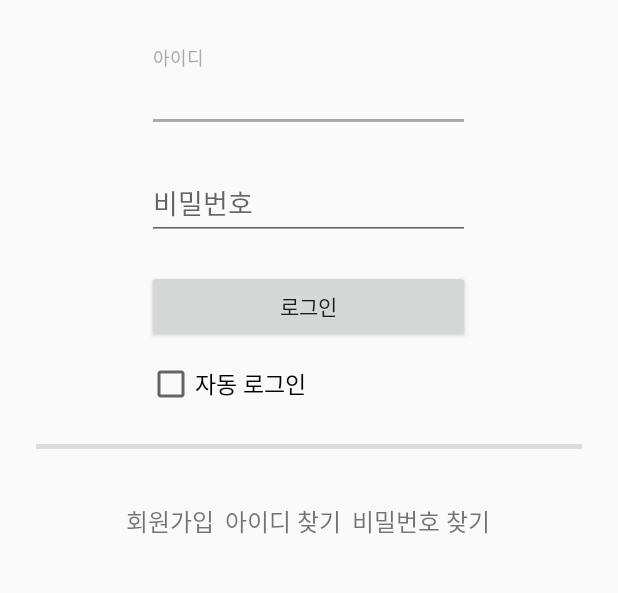
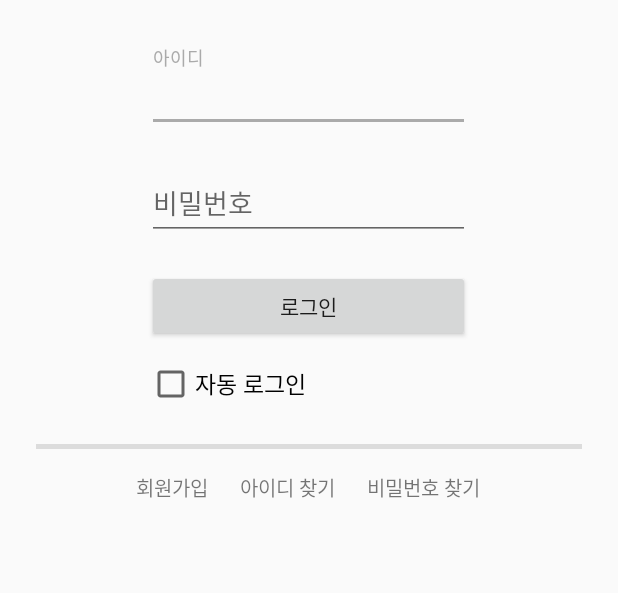
Before and after one commit to MeteorSis/Omni-Stadium--Android, an Android app: the screen it shows after launch (MainActivity), on a phone screen of 412 x 824 dp, the part 350-943 px from its top. Run offline under Robolectric (Android 15) with nearby library versions, the phone set to English and light mode, and no system bars.

Commit message:
dp change

```diff
--- a/app/src/main/res/layout/activity_main.xml
+++ b/app/src/main/res/layout/activity_main.xml
@@ -77,7 +77,7 @@
             android:orientation="horizontal"
             android:layout_width="250dp"
             android:layout_height="wrap_content"
-            android:layout_marginTop="36dp"
+            android:layout_marginTop="15dp"
             android:layout_gravity="center_horizontal"
             android:baselineAligned="true">
 
@@ -89,7 +89,7 @@
                 android:layout_marginBottom="12dp"
                 android:gravity="center_horizontal"
                 android:text="회원가입"
-                android:textSize="16dip"/>
+                android:textSize="13dip"/>
 
             <TextView
                 android:id="@+id/tvSearchId"
@@ -99,7 +99,7 @@
                 android:layout_marginBottom="12dp"
                 android:gravity="center_horizontal"
                 android:text="아이디 찾기"
-                android:textSize="16dip"/>
+                android:textSize="13dip"/>
 
             <TextView
                 android:id="@+id/tvSearchPW"
@@ -109,7 +109,7 @@
                 android:layout_marginBottom="12dp"
                 android:gravity="center_horizontal"
                 android:text="비밀번호 찾기"
-                android:textSize="16dip" />
+                android:textSize="13dip" />
         </LinearLayout>
 
     </LinearLayout>
```
